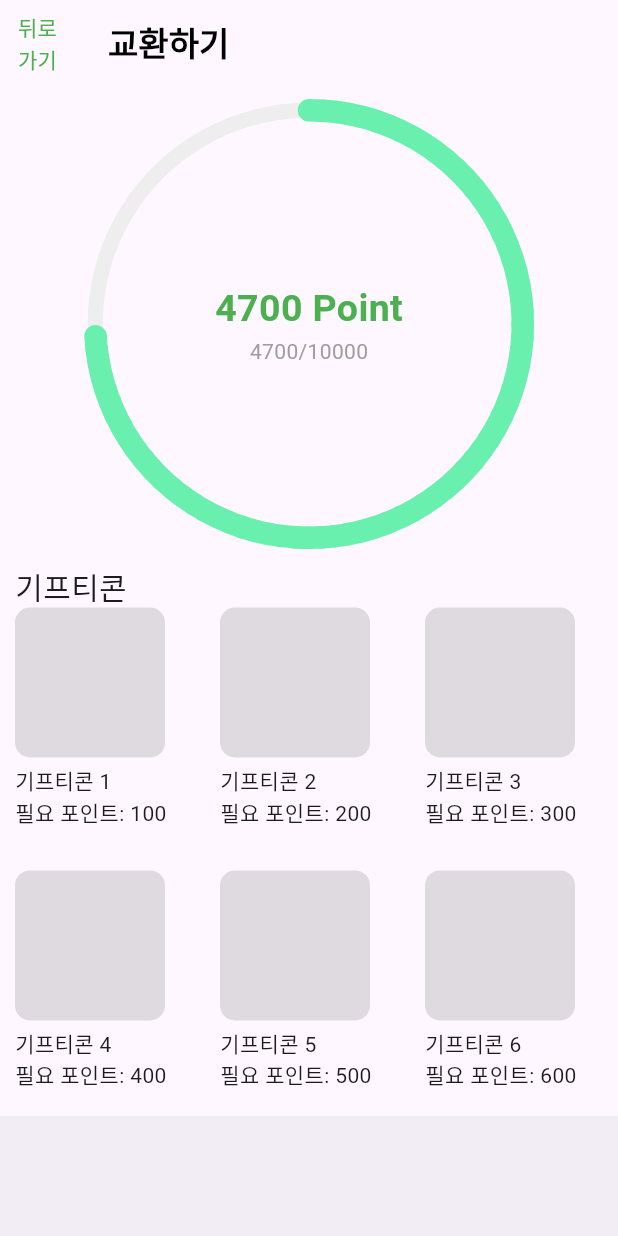
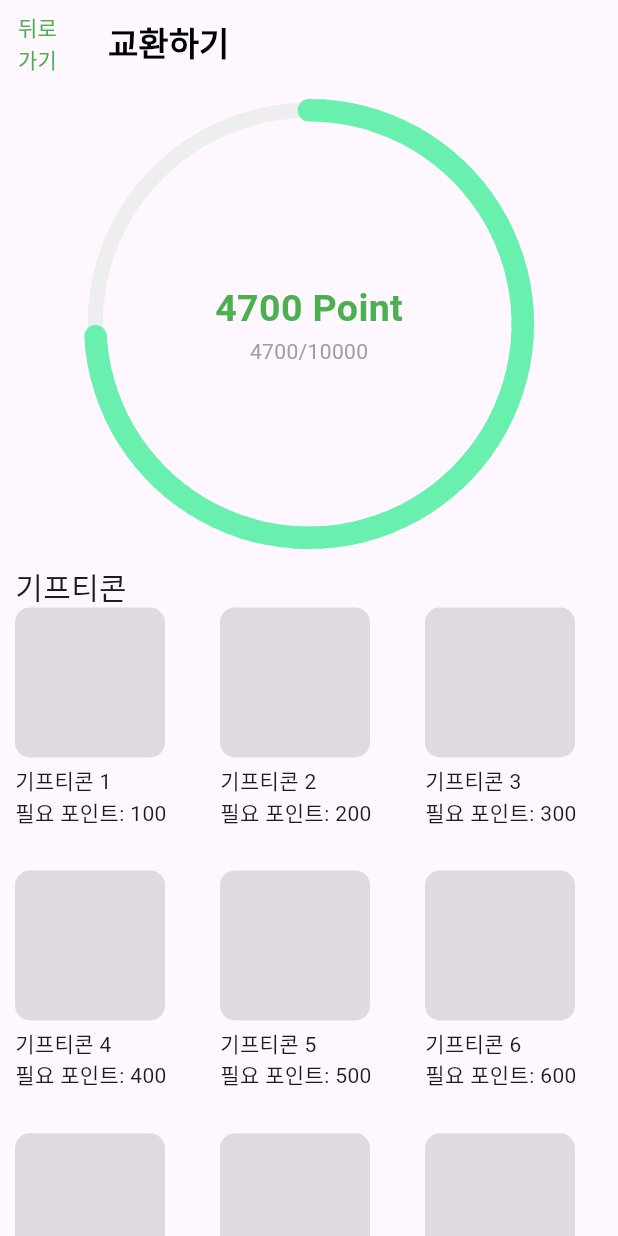
Before and after one commit to 23SmartRecycler/Smart-Recycler, a Flutter app: the GiftPage screen opened directly, on a phone screen of 412 x 824 dp. Run offline on Flutter 3.47's test engine with Material 2 defaults, Android fonts, the phone set to English and light mode, and no system bars; drawn by our look-alikes of step_progress_indicator; our stand-ins replace anim_search_bar, animated_bottom_navigation_bar, percent_indicator; missing offline and left inert: transformable_list_view; Roboto replaces fonts that are missing (Pretendard).

Commit message:
[Docs] bottom bar 아래 공간 수정

```diff
--- a/lib/choice_main.dart
+++ b/lib/choice_main.dart
@@ -29,7 +29,6 @@ class Choice_main extends StatelessWidget {
         //centerTitle: true,
       ),
       body: Grid_box(),
-      bottomNavigationBar: BottomAppBar(),
     );
   }
 }
--- a/lib/gift.dart
+++ b/lib/gift.dart
@@ -9,7 +9,6 @@ class GiftPage extends StatelessWidget {
   Widget build(BuildContext context) {
     return Scaffold(
       body: gift(),
-      bottomNavigationBar: BottomAppBar(),
     );
   }
 }
--- a/lib/gift_explanation.dart
+++ b/lib/gift_explanation.dart
@@ -7,7 +7,6 @@ class GiftExplanationPage extends StatelessWidget {
   Widget build(BuildContext context) {
     return Scaffold(
       body: GiftExplanation(),
-      bottomNavigationBar: BottomAppBar(),
     );
   }
 }
```
